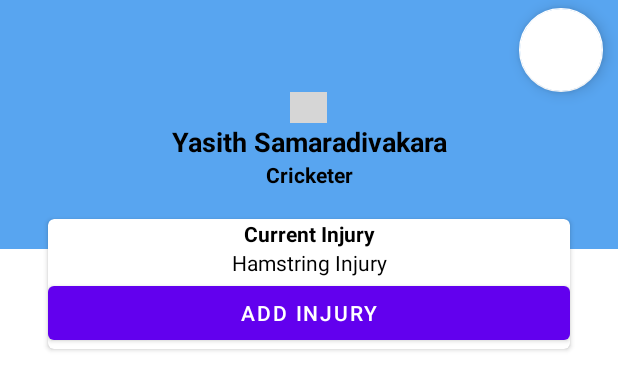
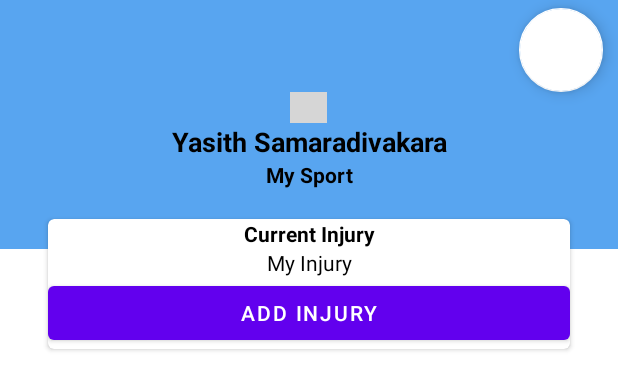
Before and after one commit to YasithSam/SL-Athlete-Care-Android, an Android app: the layout fragment_dashboard.xml on its own in the app's theme, with its tools: preview values and no code run, on a phone screen of 412 x 824 dp. Shown: the top 365 px of the screen. Run offline under Robolectric (Android 15) with nearby library versions, the phone set to English and light mode, and no system bars; grey boxes are pictures that could not be loaded.

Commit message:
Conversation item

```diff
--- a/app/src/main/res/values/strings.xml
+++ b/app/src/main/res/values/strings.xml
@@ -31,7 +31,11 @@
     <string name="settings">Settings</string>
     <string name="forum">Forum</string>
     <string name="name">Yasith Samaradivakara</string>
-    <string name="sport">Cricketer</string>
+    <string name="sport">My Sport</string>
     <string name="current">Current Injury</string>
-    <string name="injury_name">Hamstring Injury</string>
+    <string name="injury_name">My Injury</string>
+
+    <!--- Change Password -->
+    <string name="change_password">Change Password</string>
+    <string name="change_password_back">Back to Login</string>
 </resources>
```
Also changed, not shown: app/src/main/res/drawable-mdpi/profile.jpg (added), app/src/main/res/drawable-xhdpi/profile.jpg (added), app/src/main/res/drawable-xxhdpi/profile.jpg (added), app/src/main/res/drawable-xxxhdpi/profile.jpg (added).
